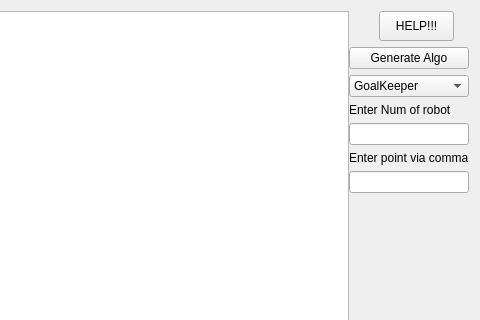
Above: LARCmaCS/larcmacs.ui from vkpankov/LARCmaCS before the change; both pictures show x 600 to 1080 and y 0 to 320 of the 1080 by 810 pixel window. Below: the same form after it.
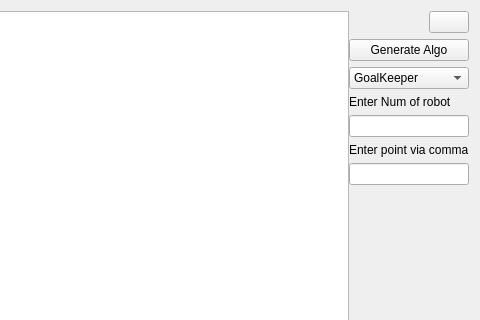
That is the form after the change. Icons and pictures are not drawn.

Patch:
```diff
--- a/LARCmaCS/larcmacs.ui
+++ b/LARCmaCS/larcmacs.ui
@@ -76,7 +76,7 @@
         <number>0</number>
        </property>
        <item>
-        <layout class="QHBoxLayout" name="horizontalLayout_2" stretch="2,5,1">
+        <layout class="QHBoxLayout" name="horizontalLayout_2" stretch="0,0">
          <item>
           <spacer name="horizontalSpacer_4">
            <property name="orientation">
@@ -93,35 +93,26 @@
          <item>
           <widget class="QPushButton" name="but_reference">
            <property name="sizePolicy">
-            <sizepolicy hsizetype="Ignored" vsizetype="Fixed">
+            <sizepolicy hsizetype="Fixed" vsizetype="Fixed">
              <horstretch>0</horstretch>
              <verstretch>0</verstretch>
             </sizepolicy>
            </property>
            <property name="minimumSize">
             <size>
-             <width>50</width>
-             <height>30</height>
+             <width>20</width>
+             <height>20</height>
             </size>
            </property>
            <property name="text">
-            <string>HELP!!!</string>
+            <string/>
+           </property>
+           <property name="icon">
+            <iconset>
+             <normaloff>../bin/help.png</normaloff>../bin/help.png</iconset>
            </property>
           </widget>
          </item>
-         <item>
-          <spacer name="horizontalSpacer_5">
-           <property name="orientation">
-            <enum>Qt::Horizontal</enum>
-           </property>
-           <property name="sizeHint" stdset="0">
-            <size>
-             <width>40</width>
-             <height>20</height>
-            </size>
-           </property>
-          </spacer>
-         </item>
         </layout>
        </item>
        <item>
```
